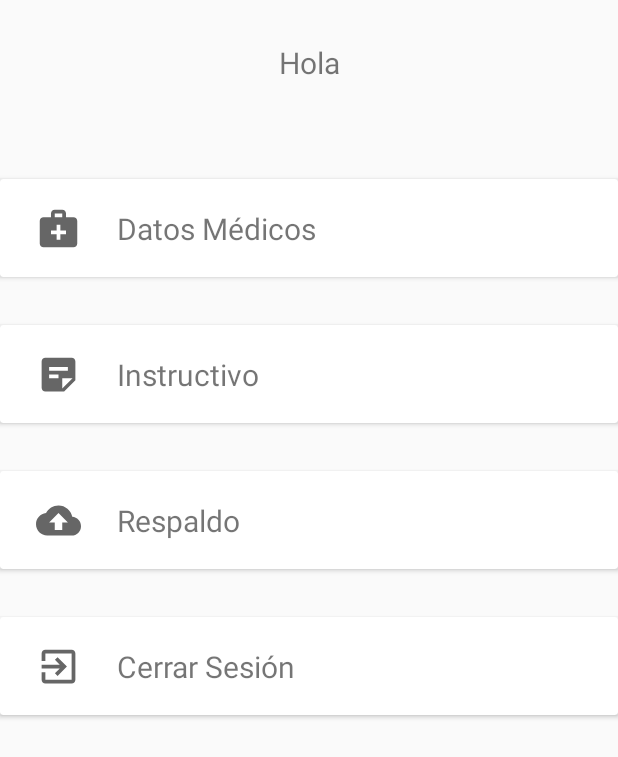
After one commit to MartinBarriga/tt2, an Android app: the layout fragment_usuario.xml on its own in the app's theme, with its tools: preview values and no code run, on a phone screen of 412 x 824 dp. The commit adds this screen. Shown: the top 757 px of the screen. Run offline under Robolectric (Android 15) with nearby library versions, the phone set to English and light mode, and no system bars.

Commit message:
Implementar el fragment con los 4 botones para: Datos médicos, instructivo, respaldo y cerrar sesión. Actualmente sólo datos médicos y cerrar sesión están funcionando pues se ligó al trabajo que ya se tenía actualmente

```diff
--- a/AndroidApp/app/src/main/AndroidManifest.xml
+++ b/AndroidApp/app/src/main/AndroidManifest.xml
@@ -19,7 +19,10 @@
         android:roundIcon="@mipmap/ic_launcher_round"
         android:supportsRtl="true"
         android:theme="@style/AppTheme">
-        <activity android:name=".ui.VisualizacionDatosMedidos.DispositivosVinculados"></activity>
+        <activity
+            android:name=".ui.usuario.DatosUsuario"
+            android:exported="true" />
+        <activity android:name=".ui.VisualizacionDatosMedidos.DispositivosVinculados" />
         <activity android:name=".Countdown" />
         <activity
             android:name=".LoadingLogin"
--- a/AndroidApp/app/src/main/java/com/example/martin/AndroidApp/MainActivity.java
+++ b/AndroidApp/app/src/main/java/com/example/martin/AndroidApp/MainActivity.java
@@ -123,7 +123,7 @@ public class MainActivity extends AppCompatActivity {
         // Passing each menu ID as a set of Ids because each
         // menu should be considered as top level destinations.
         AppBarConfiguration appBarConfiguration = new AppBarConfiguration.Builder(
-                R.id.navigation_contacts, R.id.navigation_dashboard, R.id.navigation_datos_usuario)
+                R.id.navigation_contacts, R.id.navigation_dashboard, R.id.navigation_usuario)
                 .build();
         navController = Navigation.findNavController(this, R.id.nav_host_fragment);
         NavigationUI.setupActionBarWithNavController(this, navController, appBarConfiguration);
@@ -135,7 +135,7 @@ public class MainActivity extends AppCompatActivity {
         if (bundle.getBoolean("firstLaunch")) {
             Toast.makeText(getApplicationContext(), "Aquí puede completar o editar sus datos.",
                     Toast.LENGTH_LONG).show();
-            navController.navigate(R.id.navigation_datos_usuario);
+            navController.navigate(R.id.navigation_usuario);
         }
         if (bundle.getBoolean("nuevaAlerta")) {
             Toast.makeText(getApplicationContext(), "Nueva alerta", Toast.LENGTH_LONG).show();
--- /dev/null
+++ b/AndroidApp/app/src/main/res/drawable/ic_baseline_backup_24.xml
@@ -0,0 +1,10 @@
+<vector xmlns:android="http://schemas.android.com/apk/res/android"
+    android:width="24dp"
+    android:height="24dp"
+    android:viewportWidth="24"
+    android:viewportHeight="24"
+    android:tint="?attr/colorControlNormal">
+  <path
+      android:fillColor="@android:color/white"
+      android:pathData="M19.35,10.04C18.67,6.59 15.64,4 12,4 9.11,4 6.6,5.64 5.35,8.04 2.34,8.36 0,10.91 0,14c0,3.31 2.69,6 6,6h13c2.76,0 5,-2.24 5,-5 0,-2.64 -2.05,-4.78 -4.65,-4.96zM14,13v4h-4v-4H7l5,-5 5,5h-3z"/>
+</vector>
--- /dev/null
+++ b/AndroidApp/app/src/main/res/drawable/ic_baseline_exit_to_app_24.xml
@@ -0,0 +1,11 @@
+<vector xmlns:android="http://schemas.android.com/apk/res/android"
+    android:width="24dp"
+    android:height="24dp"
+    android:viewportWidth="24"
+    android:viewportHeight="24"
+    android:tint="?attr/colorControlNormal"
+    android:autoMirrored="true">
+  <path
+      android:fillColor="@android:color/white"
+      android:pathData="M10.09,15.59L11.5,17l5,-5 -5,-5 -1.41,1.41L12.67,11H3v2h9.67l-2.58,2.59zM19,3H5c-1.11,0 -2,0.9 -2,2v4h2V5h14v14H5v-4H3v4c0,1.1 0.89,2 2,2h14c1.1,0 2,-0.9 2,-2V5c0,-1.1 -0.9,-2 -2,-2z"/>
+</vector>
--- /dev/null
+++ b/AndroidApp/app/src/main/res/drawable/ic_baseline_medical_services_24.xml
@@ -0,0 +1,10 @@
+<vector xmlns:android="http://schemas.android.com/apk/res/android"
+    android:width="24dp"
+    android:height="24dp"
+    android:viewportWidth="24"
+    android:viewportHeight="24"
+    android:tint="?attr/colorControlNormal">
+  <path
+      android:fillColor="@android:color/white"
+      android:pathData="M20,6h-4V4c0,-1.1 -0.9,-2 -2,-2h-4C8.9,2 8,2.9 8,4v2H4C2.9,6 2,6.9 2,8v12c0,1.1 0.9,2 2,2h16c1.1,0 2,-0.9 2,-2V8C22,6.9 21.1,6 20,6zM10,4h4v2h-4V4zM16,15h-3v3h-2v-3H8v-2h3v-3h2v3h3V15z"/>
+</vector>
--- /dev/null
+++ b/AndroidApp/app/src/main/res/drawable/ic_baseline_sticky_note_2_24.xml
@@ -0,0 +1,11 @@
+<vector xmlns:android="http://schemas.android.com/apk/res/android"
+    android:width="24dp"
+    android:height="24dp"
+    android:viewportWidth="24"
+    android:viewportHeight="24"
+    android:tint="?attr/colorControlNormal"
+    android:autoMirrored="true">
+  <path
+      android:fillColor="@android:color/white"
+      android:pathData="M19,3H4.99C3.89,3 3,3.9 3,5l0.01,14c0,1.1 0.89,2 1.99,2h10l6,-6V5C21,3.9 20.1,3 19,3zM7,8h10v2H7V8zM12,14H7v-2h5V14zM14,19.5V14h5.5L14,19.5z"/>
+</vector>
--- /dev/null
+++ b/AndroidApp/app/src/main/res/layout/fragment_usuario.xml
@@ -0,0 +1,183 @@
+<?xml version="1.0" encoding="utf-8"?>
+<FrameLayout xmlns:android="http://schemas.android.com/apk/res/android"
+    xmlns:app="http://schemas.android.com/apk/res-auto"
+    xmlns:tools="http://schemas.android.com/tools"
+    android:layout_width="match_parent"
+    android:layout_height="match_parent"
+    tools:context=".ui.usuario.UsuarioFragment">
+
+    <androidx.constraintlayout.widget.ConstraintLayout
+        android:layout_width="match_parent"
+        android:layout_height="match_parent">
+
+        <TextView
+            android:id="@+id/saludo"
+            android:layout_width="match_parent"
+            android:layout_height="0dp"
+            android:layout_marginTop="28dp"
+            android:text="Hola"
+            android:textAlignment="center"
+            android:textSize="20sp"
+            android:visibility="visible"
+            app:layout_constraintEnd_toEndOf="parent"
+            app:layout_constraintHorizontal_bias="0.0"
+            app:layout_constraintStart_toStartOf="parent"
+            app:layout_constraintTop_toTopOf="parent" />
+
+        <androidx.cardview.widget.CardView
+            android:id="@+id/datos_medicos"
+            android:layout_width="match_parent"
+            android:layout_height="65dp"
+            android:layout_marginTop="64dp"
+            app:layout_constraintEnd_toEndOf="parent"
+            app:layout_constraintStart_toStartOf="parent"
+            app:layout_constraintTop_toBottomOf="@+id/saludo">
+
+            <androidx.constraintlayout.widget.ConstraintLayout
+                android:layout_width="match_parent"
+                android:layout_height="match_parent">
+
+                <ImageView
+                    android:id="@+id/imageView2"
+                    android:layout_width="30dp"
+                    android:layout_height="30dp"
+                    android:layout_marginStart="24dp"
+                    android:visibility="visible"
+                    app:layout_constraintBottom_toBottomOf="parent"
+                    app:layout_constraintStart_toStartOf="parent"
+                    app:layout_constraintTop_toTopOf="parent"
+                    app:srcCompat="@drawable/ic_baseline_medical_services_24" />
+
+                <TextView
+                    android:id="@+id/textView6"
+                    android:layout_width="0dp"
+                    android:layout_height="wrap_content"
+                    android:layout_marginStart="24dp"
+                    android:text="Datos Médicos"
+                    android:textSize="20sp"
+                    app:layout_constraintBottom_toBottomOf="parent"
+                    app:layout_constraintEnd_toEndOf="parent"
+                    app:layout_constraintStart_toEndOf="@+id/imageView2"
+                    app:layout_constraintTop_toTopOf="parent" />
+            </androidx.constraintlayout.widget.ConstraintLayout>
+        </androidx.cardview.widget.CardView>
+
+        <androidx.cardview.widget.CardView
+            android:id="@+id/instructivo"
+            android:layout_width="match_parent"
+            android:layout_height="65dp"
+            android:layout_marginTop="32dp"
+            app:layout_constraintEnd_toEndOf="parent"
+            app:layout_constraintStart_toStartOf="parent"
+            app:layout_constraintTop_toBottomOf="@+id/datos_medicos">
+
+            <androidx.constraintlayout.widget.ConstraintLayout
+                android:layout_width="match_parent"
+                android:layout_height="match_parent">
+
+                <ImageView
+                    android:id="@+id/imageView3"
+                    android:layout_width="30dp"
+                    android:layout_height="30dp"
+                    android:layout_marginStart="24dp"
+                    android:visibility="visible"
+                    app:layout_constraintBottom_toBottomOf="parent"
+                    app:layout_constraintStart_toStartOf="parent"
+                    app:layout_constraintTop_toTopOf="parent"
+                    app:srcCompat="@drawable/ic_baseline_sticky_note_2_24" />
+
+                <TextView
+                    android:id="@+id/textView7"
+                    android:layout_width="0dp"
+                    android:layout_height="wrap_content"
+                    android:layout_marginStart="24dp"
+                    android:text="Instructivo"
+                    android:textSize="20sp"
+                    app:layout_constraintBottom_toBottomOf="parent"
+                    app:layout_constraintEnd_toEndOf="parent"
+                    app:layout_constraintStart_toEndOf="@+id/imageView3"
+                    app:layout_constraintTop_toTopOf="parent" />
+            </androidx.constraintlayout.widget.ConstraintLayout>
+        </androidx.cardview.widget.CardView>
+
+        <androidx.cardview.widget.CardView
+            android:id="@+id/respaldo"
+            android:layout_width="match_parent"
+            android:layout_height="65dp"
+            android:layout_marginTop="32dp"
+            app:layout_constraintEnd_toEndOf="parent"
+            app:layout_constraintStart_toStartOf="parent"
+            app:layout_constraintTop_toBottomOf="@+id/instructivo">
+
+            <androidx.constraintlayout.widget.ConstraintLayout
+                android:layout_width="match_parent"
+                android:layout_height="match_parent">
+
+                <ImageView
+                    android:id="@+id/imageView4"
+                    android:layout_width="30dp"
+                    android:layout_height="30dp"
+                    android:layout_marginStart="24dp"
+                    android:visibility="visible"
+                    app:layout_constraintBottom_toBottomOf="parent"
+                    app:layout_constraintStart_toStartOf="parent"
+                    app:layout_constraintTop_toTopOf="parent"
+                    app:srcCompat="@drawable/ic_baseline_backup_24" />
+
+                <TextView
+                    android:id="@+id/textView8"
+                    android:layout_width="0dp"
+                    android:layout_height="wrap_content"
+                    android:layout_marginStart="24dp"
+                    android:text="Respaldo"
+                    android:textSize="20sp"
+                    app:layout_constraintBottom_toBottomOf="parent"
+                    app:layout_constraintEnd_toEndOf="parent"
+                    app:layout_constraintStart_toEndOf="@+id/imageView4"
+                    app:layout_constraintTop_toTopOf="parent" />
+            </androidx.constraintlayout.widget.ConstraintLayout>
+        </androidx.cardview.widget.CardView>
+
+        <androidx.cardview.widget.CardView
+            android:id="@+id/cerrar_sesion"
+            android:layout_width="match_parent"
+            android:layout_height="65dp"
+            android:layout_marginTop="32dp"
+            app:layout_constraintBottom_toBottomOf="parent"
+            app:layout_constraintEnd_toEndOf="parent"
+            app:layout_constraintStart_toStartOf="parent"
+            app:layout_constraintTop_toBottomOf="@+id/respaldo"
+            app:layout_constraintVertical_bias="0.0">
+
+            <androidx.constraintlayout.widget.ConstraintLayout
+                android:layout_width="match_parent"
+                android:layout_height="match_parent">
+
+                <ImageView
+                    android:id="@+id/imageView5"
+                    android:layout_width="30dp"
+                    android:layout_height="30dp"
+                    android:layout_marginStart="24dp"
+                    android:visibility="visible"
+                    app:layout_constraintBottom_toBottomOf="parent"
+                    app:layout_constraintStart_toStartOf="parent"
+                    app:layout_constraintTop_toTopOf="parent"
+                    app:srcCompat="@drawable/ic_baseline_exit_to_app_24" />
+
+                <TextView
+                    android:id="@+id/textView9"
+                    android:layout_width="0dp"
+                    android:layout_height="wrap_content"
+                    android:layout_marginStart="24dp"
+                    android:text="Cerrar Sesión"
+                    android:textSize="20sp"
+                    app:layout_constraintBottom_toBottomOf="parent"
+                    app:layout_constraintEnd_toEndOf="parent"
+                    app:layout_constraintStart_toEndOf="@+id/imageView5"
+                    app:layout_constraintTop_toTopOf="parent" />
+            </androidx.constraintlayout.widget.ConstraintLayout>
+        </androidx.cardview.widget.CardView>
+
+    </androidx.constraintlayout.widget.ConstraintLayout>
+
+</FrameLayout>
--- a/AndroidApp/app/src/main/res/menu/bottom_nav_menu.xml
+++ b/AndroidApp/app/src/main/res/menu/bottom_nav_menu.xml
@@ -12,9 +12,9 @@
         android:title="@string/title_dashboard" />
 
     <item
-        android:id="@+id/navigation_datos_usuario"
+        android:id="@+id/navigation_usuario"
         android:icon="@drawable/ic_person_black_24dp"
-        android:title="@string/title_datos" />
+        android:title="@string/title_usuario" />
 
     <item
         android:id="@+id/navigation_visualizacion_datos_medidos"
--- a/AndroidApp/app/src/main/res/values/strings.xml
+++ b/AndroidApp/app/src/main/res/values/strings.xml
@@ -13,4 +13,5 @@
     <string name="title_sensor_data_visualization">Datos del sensor</string>
     <string name="textoEncenderBluetooth">Encender bluetooth</string>
     <string name="textoVincularSensor">Vincular Sensor</string>
+    <string name="title_usuario">usuario</string>
 </resources>
```
Also changed, not shown: AndroidApp/app/src/main/java/com/example/martin/AndroidApp/ui/datosUsuario/DatosUsuarioViewModel.java (deleted, +0 -19 lines), AndroidApp/app/src/main/java/com/example/martin/AndroidApp/ui/usuario/DatosUsuario.java (renamed from AndroidApp/app/src/main/java/com/example/martin/AndroidApp/ui/datosUsuario/DatosUsuarioFragment.java, +34 -88 lines), AndroidApp/app/src/main/java/com/example/martin/AndroidApp/ui/usuario/UsuarioFragment.java (added, +109 -0 lines), AndroidApp/app/src/main/res/layout/activity_datos_usuario.xml (renamed from AndroidApp/app/src/main/res/layout/fragment_datos_usuario.xml, +1 -9 lines), AndroidApp/app/src/main/res/navigation/mobile_navigation.xml (+4 -4 lines), 1 other file.
